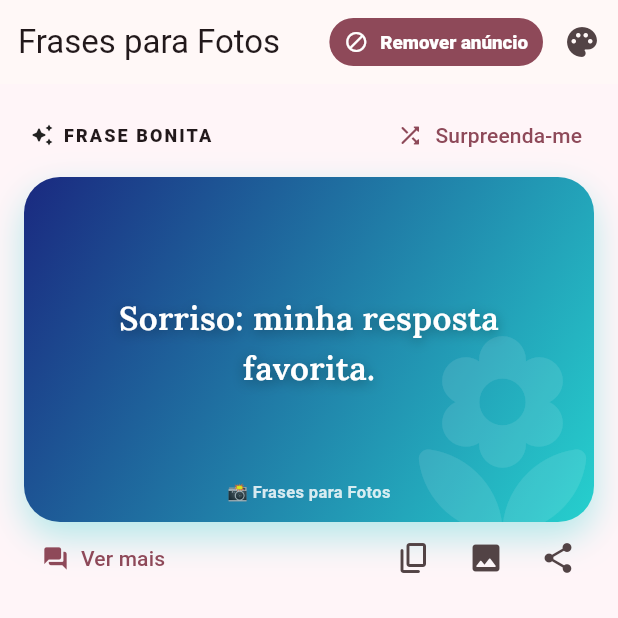
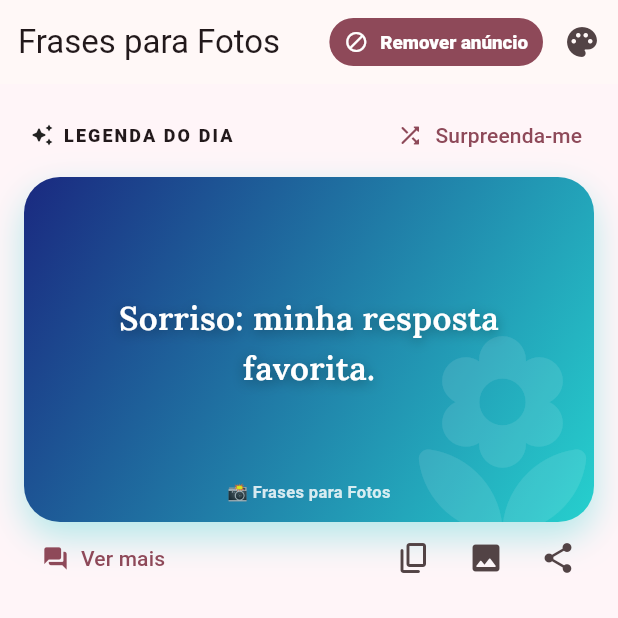
Before and after one commit to bruuhviiper-dev/app27, a Flutter app: the screen it shows after launch, on a phone screen of 412 x 824 dp, the top half of it. Run offline on Flutter 3.47's test engine with Material 3 defaults, Android fonts, the phone set to English and light mode, and no system bars; our stand-ins replace cached_network_image, flutter_local_notifications, flutter_timezone, google_fonts, google_mobile_ads, image_picker and 3 more; missing offline and left inert: gal; network calls fail.

Commit message:
UI: rotulo 'LEGENDA DO DIA', lembrete e descricoes alinhados ao tema fotos

```diff
--- a/lib/screens/home_screen.dart
+++ b/lib/screens/home_screen.dart
@@ -242,7 +242,7 @@ class _MessageOfDayState extends State<_MessageOfDay> {
             children: [
               const Icon(Icons.auto_awesome_rounded, size: 16),
               const SizedBox(width: 6),
-              const Text('FRASE BONITA',
+              const Text('LEGENDA DO DIA',
                   style: TextStyle(
                       fontWeight: FontWeight.w800,
                       letterSpacing: 1.4,
--- a/lib/screens/more_screen.dart
+++ b/lib/screens/more_screen.dart
@@ -49,7 +49,7 @@ class MoreScreen extends StatelessWidget {
             leading: const Icon(Icons.notifications_active_rounded,
                 color: Color(0xFF7C3AED)),
             title: const Text('Lembrete diário'),
-            subtitle: const Text('Receba uma frase bonita no seu horário'),
+            subtitle: const Text('Receba uma legenda no seu horário'),
             trailing: const Icon(Icons.chevron_right_rounded),
             onTap: () => Navigator.of(context).push(
               MaterialPageRoute(builder: (_) => const SettingsScreen()),
--- a/lib/services/store_products.dart
+++ b/lib/services/store_products.dart
@@ -52,7 +52,7 @@ class StoreProducts {
     id: 'pack_oracoes',
     kind: ProductKind.pack,
     title: 'Pacote Exclusivo',
-    description: 'Frases Para Refletir, Inspiração e Bonitas Curtas.',
+    description: 'Legendas exclusivas para suas fotos e status.',
     fallbackPrice: 'R\$ 9,90',
     emoji: '🌟',
   );
```
